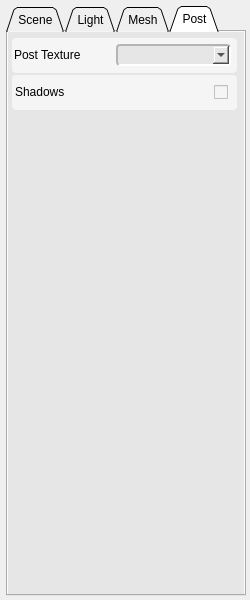
karajensen/shader-editor, file ShaderEditor/qt/project/tweaker.ui: the form before one commit.
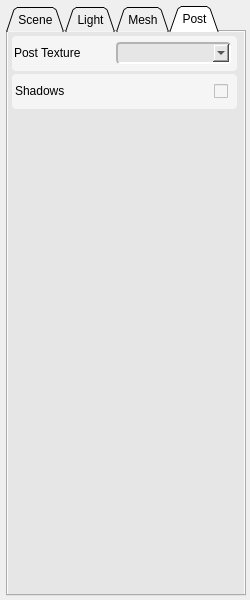
The form after the commit. The open tabs and pages were chosen to show the change.

Commit message: fixing tweaker item spacing

```diff
--- a/ShaderEditor/qt/project/tweaker.ui
+++ b/ShaderEditor/qt/project/tweaker.ui
@@ -4617,12 +4617,12 @@
          <x>0</x>
          <y>0</y>
          <width>230</width>
-         <height>81</height>
+         <height>561</height>
         </rect>
        </property>
        <layout class="QVBoxLayout" name="postLayout">
         <property name="spacing">
-         <number>0</number>
+         <number>3</number>
         </property>
         <property name="leftMargin">
          <number>4</number>
@@ -4854,6 +4854,19 @@
           </widget>
          </widget>
         </item>
+        <item>
+         <spacer name="_postSpacer">
+          <property name="orientation">
+           <enum>Qt::Vertical</enum>
+          </property>
+          <property name="sizeHint" stdset="0">
+           <size>
+            <width>20</width>
+            <height>40</height>
+           </size>
+          </property>
+         </spacer>
+        </item>
        </layout>
       </widget>
      </widget>
```
Left out of the diff: 53 changed lines with no effect on the pictures. The commit also changes 4 other files.
